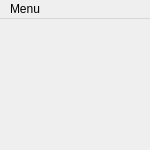
This is src/Applications/TransferFunctions/Ui/TFPalette.ui in JanKolomaznik/MedV4D as Qt 5 draws it before an edit. The edited form follows.
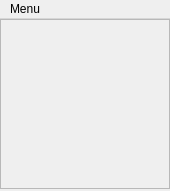
This is the edited form.

Commit message: nahledy fixni velikost, scroll u palety

Patch:
```diff
--- a/src/Applications/TransferFunctions/Ui/TFPalette.ui
+++ b/src/Applications/TransferFunctions/Ui/TFPalette.ui
@@ -6,37 +6,72 @@
    <rect>
     <x>0</x>
     <y>0</y>
-    <width>150</width>
-    <height>150</height>
+    <width>170</width>
+    <height>191</height>
    </rect>
   </property>
   <property name="minimumSize">
    <size>
-    <width>150</width>
-    <height>150</height>
+    <width>170</width>
+    <height>191</height>
+   </size>
+  </property>
+  <property name="maximumSize">
+   <size>
+    <width>170</width>
+    <height>16777215</height>
    </size>
   </property>
   <property name="windowTitle">
    <string>Transfer Function Palette</string>
   </property>
   <widget class="QWidget" name="paletteArea">
-   <widget class="QWidget" name="layoutWidget" native="true">
+   <property name="minimumSize">
+    <size>
+     <width>0</width>
+     <height>0</height>
+    </size>
+   </property>
+   <property name="maximumSize">
+    <size>
+     <width>16777215</width>
+     <height>16777215</height>
+    </size>
+   </property>
+   <widget class="QScrollArea" name="scrollArea">
     <property name="geometry">
      <rect>
       <x>0</x>
       <y>0</y>
-      <width>150</width>
-      <height>150</height>
+      <width>170</width>
+      <height>170</height>
      </rect>
     </property>
-    <layout class="QVBoxLayout" name="paletteLayout">
-     <property name="spacing">
-      <number>5</number>
+    <property name="minimumSize">
+     <size>
+      <width>170</width>
+      <height>170</height>
+     </size>
+    </property>
+    <property name="maximumSize">
+     <size>
+      <width>170</width>
+      <height>16777215</height>
+     </size>
+    </property>
+    <property name="widgetResizable">
+     <bool>true</bool>
+    </property>
+    <widget class="QWidget" name="scrollAreaWidget">
+     <property name="geometry">
+      <rect>
+       <x>0</x>
+       <y>0</y>
+       <width>168</width>
+       <height>168</height>
+      </rect>
      </property>
-     <property name="margin">
-      <number>5</number>
-     </property>
-    </layout>
+    </widget>
    </widget>
   </widget>
   <widget class="QMenuBar" name="menubar">
@@ -44,7 +79,7 @@
     <rect>
      <x>0</x>
      <y>0</y>
-     <width>150</width>
+     <width>170</width>
      <height>21</height>
     </rect>
    </property>
```
The commit also changes 9 other files.
